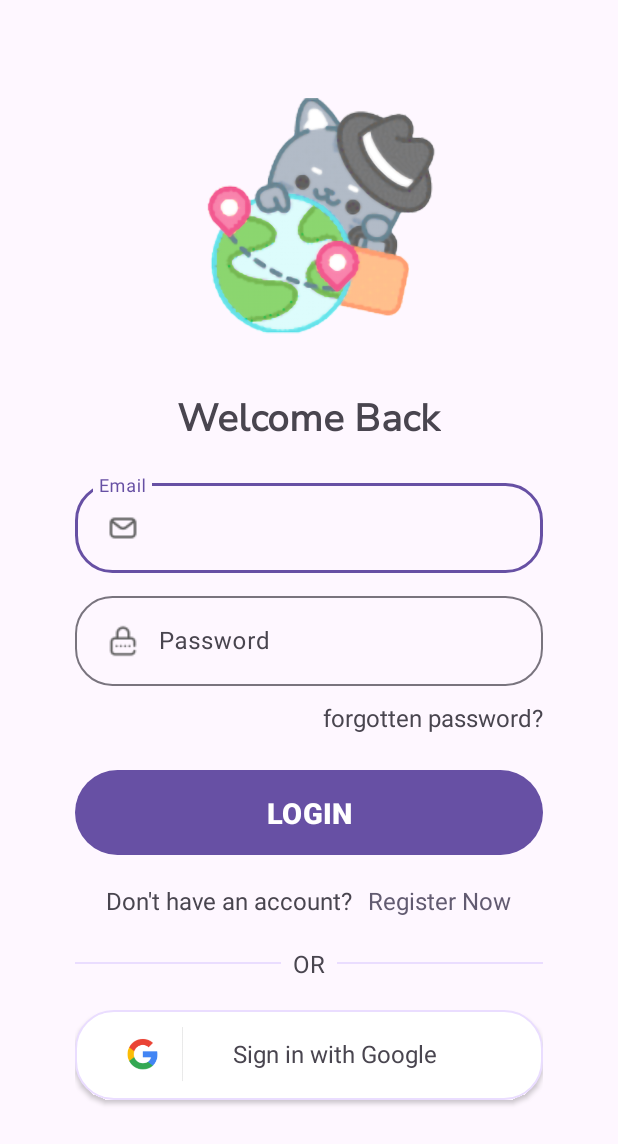
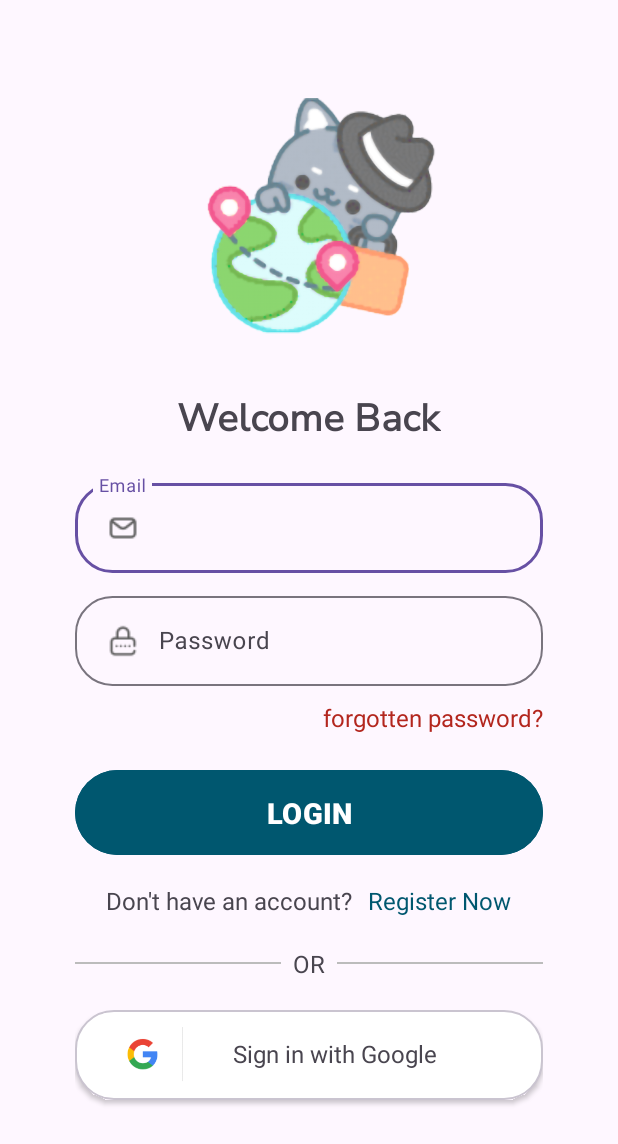
Before and after one commit to PratikGrg-SJG/SuitCase_App, an Android app: the screen it shows after launch (LoginActivity), on a phone screen of 412 x 824 dp. Shown: the top 1144 px of the screen. Run offline under Robolectric (Android 15) with nearby library versions, the phone set to English and light mode, and no system bars; our stand-ins replace Firebase (no records; nobody signed in at launch, a user with empty details on screens opened directly).

```diff
--- a/app/src/main/java/com/pratikgurung/suitcase/SplashActivity.java
+++ b/app/src/main/java/com/pratikgurung/suitcase/SplashActivity.java
@@ -60,7 +60,7 @@ public class SplashActivity extends AppCompatActivity {
             String text = "Pack Your Picks";
             Spannable spannable = new SpannableString(text);
             spannable.setSpan(new ForegroundColorSpan(Color.parseColor("#FF5722")), 0, 4, Spannable.SPAN_EXCLUSIVE_EXCLUSIVE); // Color for "Pack"
-            spannable.setSpan(new ForegroundColorSpan(Color.parseColor("#03A9F4")), 5, 9, Spannable.SPAN_EXCLUSIVE_EXCLUSIVE); // Color for "Your"
+            spannable.setSpan(new ForegroundColorSpan(Color.parseColor("#00576F")), 5, 9, Spannable.SPAN_EXCLUSIVE_EXCLUSIVE); // Color for "Your"
             spannable.setSpan(new ForegroundColorSpan(Color.parseColor("#FF5722")), 10, 15, Spannable.SPAN_EXCLUSIVE_EXCLUSIVE); // Color for "Picks"
             spannable.setSpan(new RelativeSizeSpan(1.2f), 5, 9, Spannable.SPAN_EXCLUSIVE_EXCLUSIVE); // Slightly larger size for "Your"
 
--- /dev/null
+++ b/app/src/main/res/drawable/rounded_card_background.xml
@@ -0,0 +1,5 @@
+<?xml version="1.0" encoding="utf-8"?>
+<shape xmlns:android="http://schemas.android.com/apk/res/android">
+    <solid android:color="@color/md_theme_light_secondary" />
+    <corners android:radius="20dp" />
+</shape>
--- a/app/src/main/res/drawable/rounded_edittext_bg.xml
+++ b/app/src/main/res/drawable/rounded_edittext_bg.xml
@@ -5,6 +5,6 @@ android:shape="rectangle">
 <corners android:radius="25dp" />
 <stroke
     android:width="1dp"
-    android:color="@color/md_theme_light_primaryContainer"
+    android:color="@color/md_theme_light_outlineVariant"
 />
 </shape>
--- a/app/src/main/res/layout/activity_login.xml
+++ b/app/src/main/res/layout/activity_login.xml
@@ -93,6 +93,7 @@
                 android:layout_width="wrap_content"
                 android:layout_height="wrap_content"
                 android:text="forgotten password?"
+                android:textColor="@color/md_theme_light_error"
                 android:textSize="16sp"
                  />
         </LinearLayout>
@@ -106,6 +107,7 @@
             android:layout_centerHorizontal="true"
             android:layout_marginTop="20dp"
             android:paddingTop="15dp"
+            android:backgroundTint="@color/md_theme_light_primary"
             android:paddingBottom="15dp"
             android:text="@string/login"
             android:textSize="19sp"
@@ -131,7 +133,7 @@
                 android:layout_height="wrap_content"
                 android:layout_weight="1"
                 android:text="Register Now"
-                android:textColor="@color/md_theme_light_secondary"
+                android:textColor="@color/md_theme_light_primary"
                 android:textSize="16sp"
                 android:paddingLeft="10dp"
                 />
@@ -149,7 +151,7 @@
                 android:layout_width="0dp"
                 android:layout_height="1dp"
                 android:layout_weight="1"
-                android:background="@color/md_theme_light_primaryContainer"/>
+                android:background="@color/md_theme_light_outline"/>
 
             <TextView
                 android:layout_width="wrap_content"
@@ -163,7 +165,7 @@
                 android:layout_width="0dp"
                 android:layout_height="1dp"
                 android:layout_weight="1"
-                android:background="@color/md_theme_light_primaryContainer"/>
+                android:background="@color/md_theme_light_outline"/>
 
         </LinearLayout>
 
--- a/app/src/main/res/layout/activity_main.xml
+++ b/app/src/main/res/layout/activity_main.xml
@@ -58,6 +58,7 @@
         android:layout_marginEnd="16dp"
         android:layout_marginBottom="16dp"
         android:src="@drawable/ic_addnew"
+        app:tint="@color/md_theme_light_onPrimary"
 
         />
 
--- a/app/src/main/res/layout/bottom_sheet_dialog.xml
+++ b/app/src/main/res/layout/bottom_sheet_dialog.xml
@@ -61,10 +61,10 @@
         app:boxStrokeColor="@color/md_theme_light_primaryContainer">
 
         <com.google.android.material.textfield.TextInputEditText
-            android:id="@+id/description"
+            android:id="@+id/note"
             android:layout_width="match_parent"
             android:layout_height="wrap_content"
-            android:hint="Enter Description"
+            android:hint="Add Notes"
             android:minLines="4"
             android:maxLines="4"
             android:gravity="top|start"
--- a/app/src/main/res/layout/dialog_forgotten_password.xml
+++ b/app/src/main/res/layout/dialog_forgotten_password.xml
@@ -57,7 +57,7 @@
 
         <Button
             android:layout_width="120dp"
-            android:layout_height="50dp"
+            android:layout_height="55dp"
             android:id="@+id/cancelButton"
             android:text="Cancel"
             android:backgroundTint="@color/md_theme_light_secondary"
@@ -71,7 +71,7 @@
 
         <Button
             android:layout_width="120dp"
-            android:layout_height="50dp"
+            android:layout_height="55dp"
             android:id="@+id/resetPasswordButton"
             android:text="Reset"
             android:textColor="@color/md_theme_light_onPrimary"
--- a/app/src/main/res/values/colors.xml
+++ b/app/src/main/res/values/colors.xml
@@ -1,11 +1,11 @@
 <?xml version="1.0" encoding="utf-8"?>
 <resources>
-    <color name="seed">#6750A4</color>
-    <color name="md_theme_light_primary">#6750A4</color>
+    <color name="seed">#00576F</color>
+    <color name="md_theme_light_primary">#00576F</color>
     <color name="md_theme_light_onPrimary">#FFFFFF</color>
-    <color name="md_theme_light_primaryContainer">#EADDFF</color>
+    <color name="md_theme_light_primaryContainer">#007F9F</color>
     <color name="md_theme_light_onPrimaryContainer">#21005D</color>
-    <color name="md_theme_light_secondary">#625B71</color>
+    <color name="md_theme_light_secondary">#ECF2F5</color>
     <color name="md_theme_light_onSecondary">#FFFFFF</color>
     <color name="md_theme_light_secondaryContainer">#E8DEF8</color>
     <color name="md_theme_light_onSecondaryContainer">#1D192B</color>
@@ -17,7 +17,7 @@
     <color name="md_theme_light_onError">#FFFFFF</color>
     <color name="md_theme_light_errorContainer">#F9DEDC</color>
     <color name="md_theme_light_onErrorContainer">#410E0B</color>
-    <color name="md_theme_light_outline">#79747E</color>
+    <color name="md_theme_light_outline">#BCBCBC</color>
     <color name="md_theme_light_background">#FFFBFE</color>
     <color name="md_theme_light_onBackground">#1C1B1F</color>
     <color name="md_theme_light_surface">#FFFBFE</color>
```
Also changed, not shown: app/src/main/java/com/pratikgurung/suitcase/DestinationAdaptor.java (added, +57 -0 lines), app/src/main/java/com/pratikgurung/suitcase/MainActivity.java (+42 -15 lines), app/src/main/java/models/DestinationModel.java (+23 -5 lines), app/src/main/res/layout/activity_register.xml (+6 -6 lines), app/src/main/res/layout/destination_card_layout.xml (added, +41 -0 lines).
